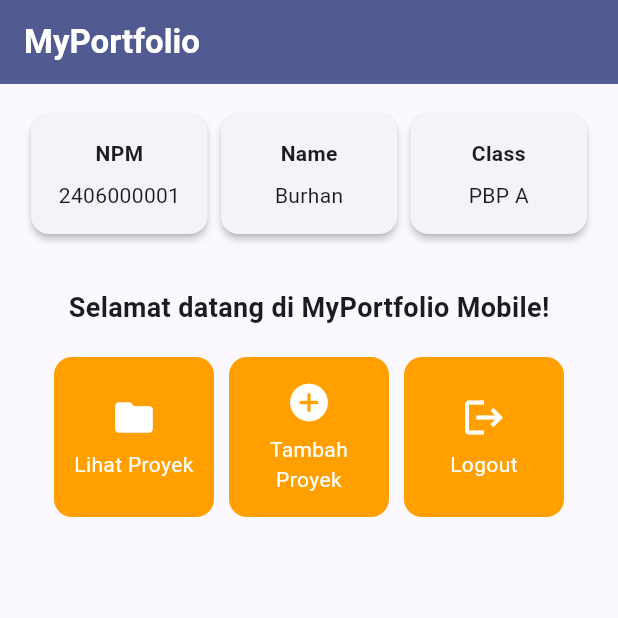
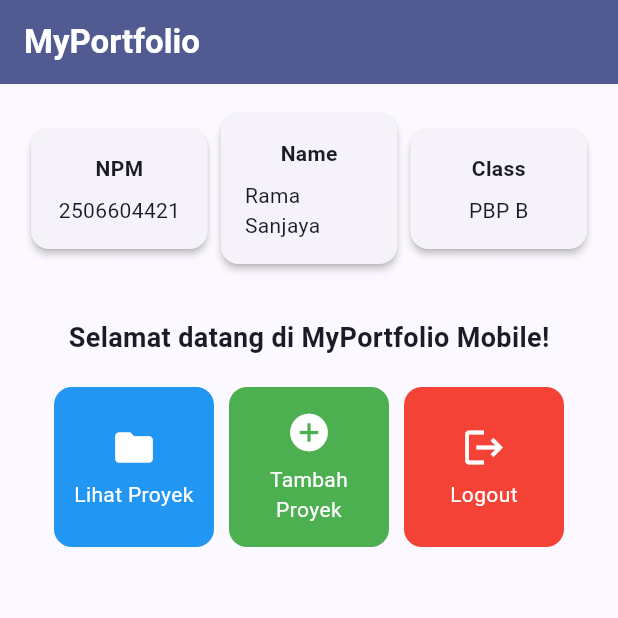
Before and after one commit to ramasanjayadx/myportofolio_mobile, a Flutter app: the screen it shows after launch, on a phone screen of 412 x 824 dp, the top half of it. Run offline on Flutter 3.47's test engine with Material 3 defaults, Android fonts, the phone set to English and light mode, and no system bars.

Commit message:
feat: add user profile and button color

```diff
--- a/lib/menu.dart
+++ b/lib/menu.dart
@@ -3,21 +3,19 @@ import 'package:flutter/material.dart';
 class MyHomePage extends StatelessWidget {
   MyHomePage({super.key});
 
-  final String npm = "2406000001";
-  final String nama = "Burhan";
-  final String kelas = "PBP A";
+  final String npm = "2506604421";
+  final String nama = "Rama Sanjaya";
+  final String kelas = "PBP B";
 
   final List<ItemHomepage> items = [
-    ItemHomepage("Lihat Proyek", Icons.folder),
-    ItemHomepage("Tambah Proyek", Icons.add_circle),
-    ItemHomepage("Logout", Icons.logout),
+    ItemHomepage("Lihat Proyek", Icons.folder, Colors.blue),
+    ItemHomepage("Tambah Proyek", Icons.add_circle, Colors.green),
+    ItemHomepage("Logout", Icons.logout, Colors.red),
   ];
 
   @override
   Widget build(BuildContext context) {
-    // Scaffold menyediakan struktur visual dasar halaman (AppBar, Body, SnackBar).
     return Scaffold(
-      // AppBar menampilkan bar bagian atas halaman aplikasi.
       appBar: AppBar(
         title: const Text(
           'MyPortfolio',
@@ -28,13 +26,11 @@ class MyHomePage extends StatelessWidget {
         ),
         backgroundColor: Theme.of(context).colorScheme.primary,
       ),
-      // Body halaman utama dengan padding di sekelilingnya.
       body: Padding(
         padding: const EdgeInsets.all(16.0),
         child: Column(
           crossAxisAlignment: CrossAxisAlignment.center,
           children: [
-            // Baris horizontal untuk menampilkan 3 InfoCard secara sejajar.
             Row(
               mainAxisAlignment: MainAxisAlignment.spaceEvenly,
               children: [
@@ -44,7 +40,6 @@ class MyHomePage extends StatelessWidget {
               ],
             ),
             const SizedBox(height: 16.0),
-            // Bagian tengah: pesan sambutan dan kisi tombol menu portofolio.
             Center(
               child: Column(
                 children: [
@@ -58,14 +53,12 @@ class MyHomePage extends StatelessWidget {
                       ),
                     ),
                   ),
-                  // GridView menampilkan kartu tombol dalam tata letak kisi 3 kolom.
                   GridView.count(
                     primary: true,
                     padding: const EdgeInsets.all(20),
                     crossAxisSpacing: 10,
                     mainAxisSpacing: 10,
                     crossAxisCount: 3,
-                    // shrinkWrap agar ukuran kisi menyesuaikan tinggi konten anak.
                     shrinkWrap: true,
                     children: items.map((ItemHomepage item) {
                       return ItemCard(item);
@@ -82,7 +75,6 @@ class MyHomePage extends StatelessWidget {
 }
 
 class InfoCard extends StatelessWidget {
-  // Kartu informasi yang menampilkan judul (title) dan isi (content).
   final String title;
   final String content;
 
@@ -91,13 +83,10 @@ class InfoCard extends StatelessWidget {
   @override
   Widget build(BuildContext context) {
     return Card(
-      // Memberikan efek bayangan kartu elevasi 2 unit.
       elevation: 2.0,
       child: Container(
-        // Menyesuaikan lebar kartu dengan proporsi layar (dibagi 3.5).
         width: MediaQuery.of(context).size.width / 3.5,
         padding: const EdgeInsets.all(16.0),
-        // Menyusun teks title dan content secara vertikal.
         child: Column(
           children: [
             Text(
@@ -116,8 +105,9 @@ class InfoCard extends StatelessWidget {
 class ItemHomepage {
   final String name;
   final IconData icon;
+  final Color color;
 
-  ItemHomepage(this.name, this.icon);
+  ItemHomepage(this.name, this.icon, this.color);
 }
 
 class ItemCard extends StatelessWidget {
@@ -128,13 +118,10 @@ class ItemCard extends StatelessWidget {
   @override
   Widget build(BuildContext context) {
     return Material(
-      // Menggunakan warna sekunder dari skema tema aplikasi.
-      color: Theme.of(context).colorScheme.secondary,
+      color: item.color,
       borderRadius: BorderRadius.circular(12),
       child: InkWell(
-        // Aksi ketika kartu ditekan oleh pengguna.
         onTap: () {
-          // Menampilkan SnackBar dengan pesan interaktif.
           ScaffoldMessenger.of(context)
             ..hideCurrentSnackBar()
             ..showSnackBar(
```
